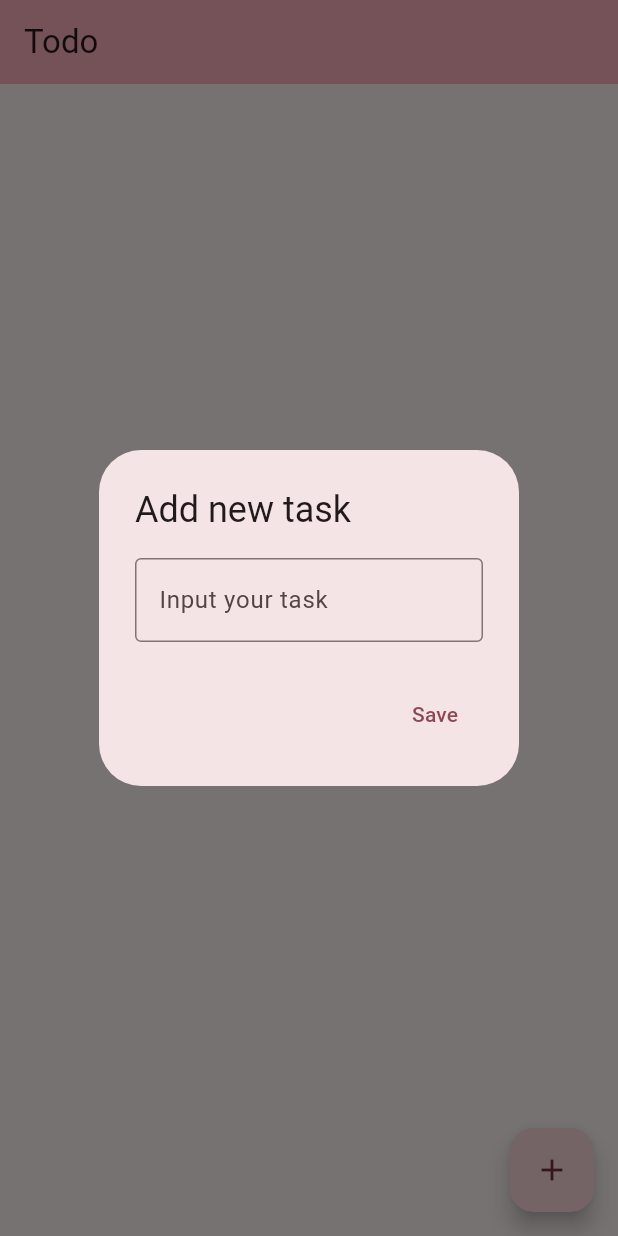
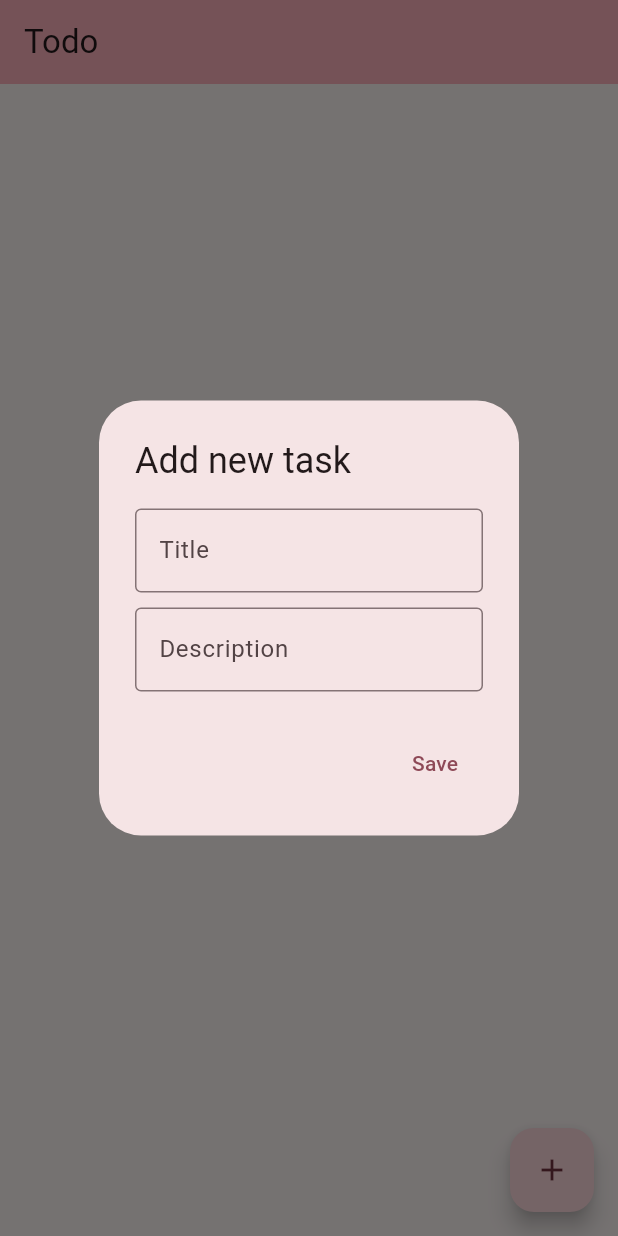
Before and after one commit to Arun25357/IN405109_List-of-Todo, a Flutter app: the screen it shows after launch, after a tap on the "add" icon, on a phone screen of 412 x 824 dp. Run offline on Flutter 3.47's test engine with Material 3 defaults, Android fonts, the phone set to English and light mode, and no system bars.

Commit message:
first commit

```diff
--- a/lib/main.dart
+++ b/lib/main.dart
@@ -28,14 +28,23 @@ class TodoApp extends StatefulWidget {
   State<TodoApp> createState() => _TodoAppState();
 }
 
+class _TodaItem {
+  String title;
+  String description;
+
+  _TodaItem(this.title, this.description);
+}
+
 class _TodoAppState extends State<TodoApp> {
-  late TextEditingController _controller;
-  final List<String> _myList = [];
+  late TextEditingController _titleController;
+  late TextEditingController _descriptionController;
+  final List<_TodaItem> _myList = [];
 
   @override
   void initState() {
     super.initState();
-    _controller = TextEditingController();
+    _titleController = TextEditingController();
+    _descriptionController = TextEditingController();
   }
 
   void addTodoHandle(BuildContext context) {
@@ -44,21 +53,39 @@ class _TodoAppState extends State<TodoApp> {
       builder: (context) {
         return AlertDialog(
           title: const Text("Add new task"),
-          content: TextField(
-            controller: _controller,
-            decoration: const InputDecoration(
-              border: OutlineInputBorder(),
-              labelText: "Input your task",
-            ),
+          content: Column(
+            mainAxisSize: MainAxisSize.min,
+            children: [
+              TextField(
+                controller: _titleController,
+                decoration: const InputDecoration(
+                  border: OutlineInputBorder(),
+                  labelText: "Title",
+                ),
+              ),
+              const SizedBox(height: 10),
+              TextField(
+                controller: _descriptionController,
+                decoration: const InputDecoration(
+                  border: OutlineInputBorder(),
+                  labelText: "Description",
+                ),
+              ),
+            ],
           ),
           actions: [
             TextButton(
               onPressed: () {
                 setState(() {
-                  // Add new task to the list
-                  if (_controller.text.isNotEmpty) {
-                    _myList.add(_controller.text);
-                    _controller.clear(); // Clear text field after saving
+                  if (_titleController.text.isNotEmpty &&
+                      _descriptionController.text.isNotEmpty) {
+                    // Add title and description to the list
+                    _myList.add(_TodaItem(
+                      _titleController.text,
+                      _descriptionController.text,
+                    ));
+                    _titleController.clear(); // Clear the title field
+                    _descriptionController.clear(); // Clear the description field
                   }
                 });
                 Navigator.of(context).pop(); // Close the dialog
@@ -84,7 +111,8 @@ class _TodoAppState extends State<TodoApp> {
               itemCount: _myList.length,
               itemBuilder: (context, index) {
                 return ListTile(
-                  title: Text(_myList[index]),
+                  title: Text(_myList[index].title), // First row: Title
+                  subtitle: Text(_myList[index].description), // Second row: Description
                 );
               },
             ),
```
